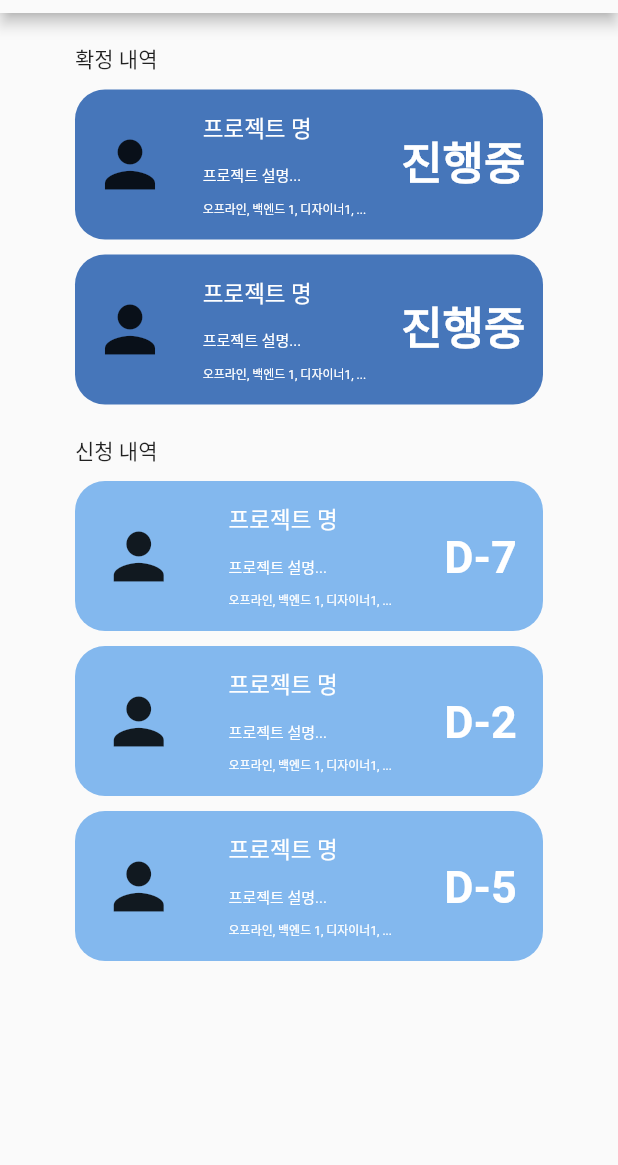
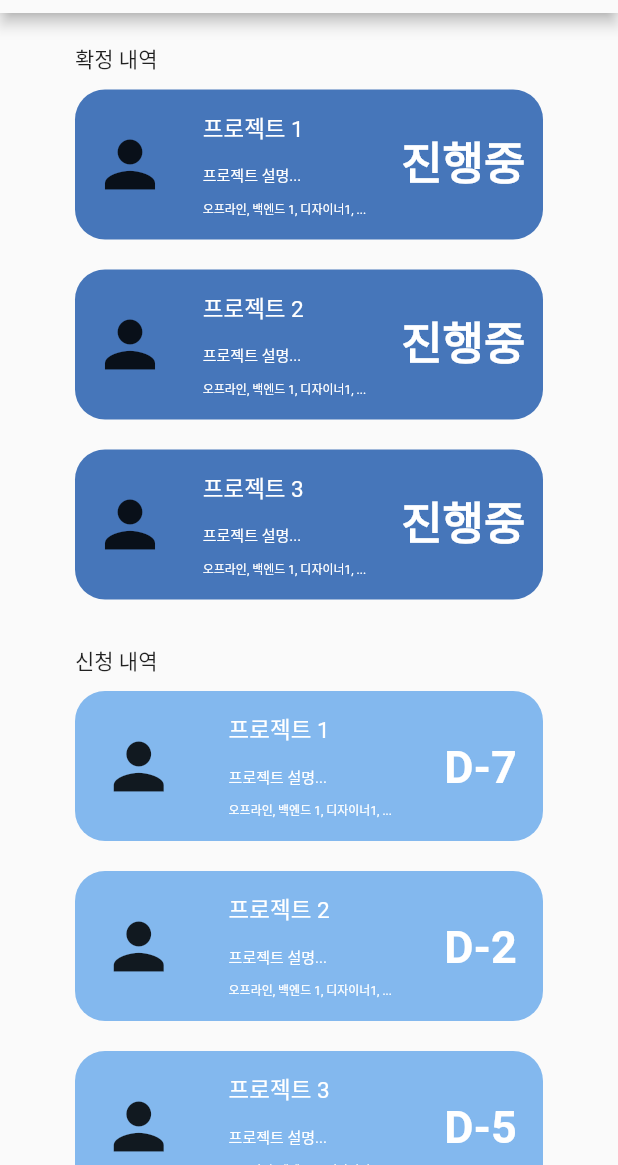
Before and after one commit to computerteam9/MEETEAM, a Flutter app: the ProjectListPage screen opened directly, on a phone screen of 412 x 824 dp, the part 71-1236 px from its top. Run offline on Flutter 3.47's test engine with Material 2 defaults, Android fonts, the phone set to English and light mode, and no system bars.

Commit message:
수정 : 프로젝트 내역 페이지 스크롤

```diff
--- a/lib/ProjectBox.dart
+++ b/lib/ProjectBox.dart
@@ -21,7 +21,7 @@ class ProjectBox extends StatelessWidget {
   Widget build(BuildContext context){
     return Container(
         height: 100,
-        margin: const EdgeInsets.only(top: 10),
+        margin: const EdgeInsets.fromLTRB(0, 10, 0, 10),
         padding: const EdgeInsets.fromLTRB(0, 10, 0, 10),
         decoration: BoxDecoration(
             color: color,
--- a/lib/ProjectListPage.dart
+++ b/lib/ProjectListPage.dart
@@ -1,7 +1,6 @@
 import 'package:flutter/material.dart';
 import 'package:meetteam/Appbar/NormalAppbar.dart';
 import 'package:meetteam/Color.dart';
-
 import 'ProjectBox.dart';
 
 class ProjectListPage extends StatefulWidget {
@@ -12,11 +11,13 @@ class ProjectListPage extends StatefulWidget {
 }
 
 class _ProjectListPage extends State<ProjectListPage> {
+
   @override
   Widget build(BuildContext context) {
     return Scaffold(
         appBar: BaseAppbar(key: UniqueKey(), appBar: AppBar()),
-        body: Column(children: [
+        body: SingleChildScrollView(
+          child: ListBody(children: [
             Container(
                 margin: const EdgeInsets.fromLTRB(50, 20, 50, 10),
                 child: Column(
@@ -26,19 +27,25 @@ class _ProjectListPage extends State<ProjectListPage> {
                     Column(
                       children: const [
                         ProjectBox(
-                        title: "프로젝트 명",
+                          title: "프로젝트 1",
                           description: "프로젝트 설명...",
                           tag: "오프라인, 백엔드 1, 디자이너1, ...",
                           dDay: "진행중",
                         ),
                         ProjectBox(
-                        title: "프로젝트 명",
+                          title: "프로젝트 2",
+                          description: "프로젝트 설명...",
+                          tag: "오프라인, 백엔드 1, 디자이너1, ...",
+                          dDay: "진행중",
+                        ),
+                        ProjectBox(
+                          title: "프로젝트 3",
                           description: "프로젝트 설명...",
                           tag: "오프라인, 백엔드 1, 디자이너1, ...",
                           dDay: "진행중",
                         ),
                       ],
-                  ),
+                    )
                   ],
                 )),
             Container(
@@ -50,30 +57,39 @@ class _ProjectListPage extends State<ProjectListPage> {
                     Column(
                       children: const [
                         ProjectBox(
-                        title: "프로젝트 명",
+                          title: "프로젝트 1",
                           description: "프로젝트 설명...",
                           tag: "오프라인, 백엔드 1, 디자이너1, ...",
                           dDay: "D-7",
                           color: CustomColor.color1,
                         ),
                         ProjectBox(
-                        title: "프로젝트 명",
+                          title: "프로젝트 2",
                           description: "프로젝트 설명...",
                           tag: "오프라인, 백엔드 1, 디자이너1, ...",
                           dDay: "D-2",
                           color: CustomColor.color1,
                         ),
                         ProjectBox(
-                        title: "프로젝트 명",
+                          title: "프로젝트 3",
                           description: "프로젝트 설명...",
                           tag: "오프라인, 백엔드 1, 디자이너1, ...",
                           dDay: "D-5",
+                          color: CustomColor.color1,
+                        ),
+                        ProjectBox(
+                          title: "프로젝트 4",
+                          description: "프로젝트 설명...",
+                          tag: "오프라인, 백엔드 1, 디자이너1, ...",
+                          dDay: "D-4",
                           color: CustomColor.color1,
                         ),
                       ],
                     ),
                   ],
                 ))
-        ]));
+          ])
+        )
+    );
   }
 }
```
Lines whose indentation alone changed are shown as unchanged.
